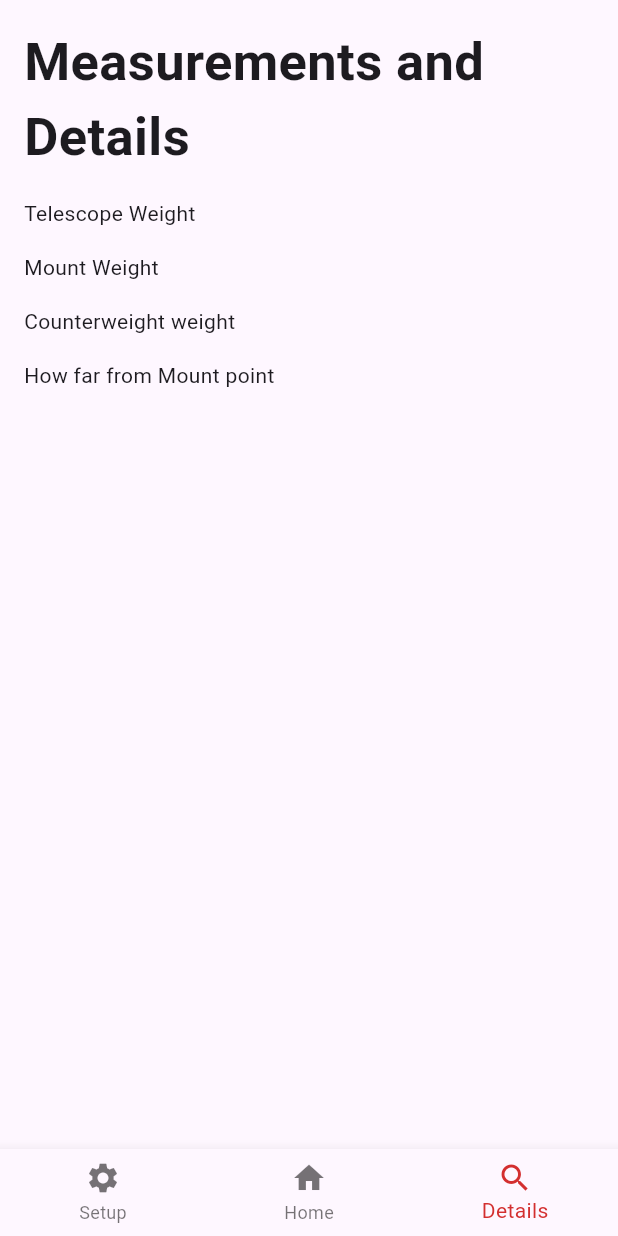
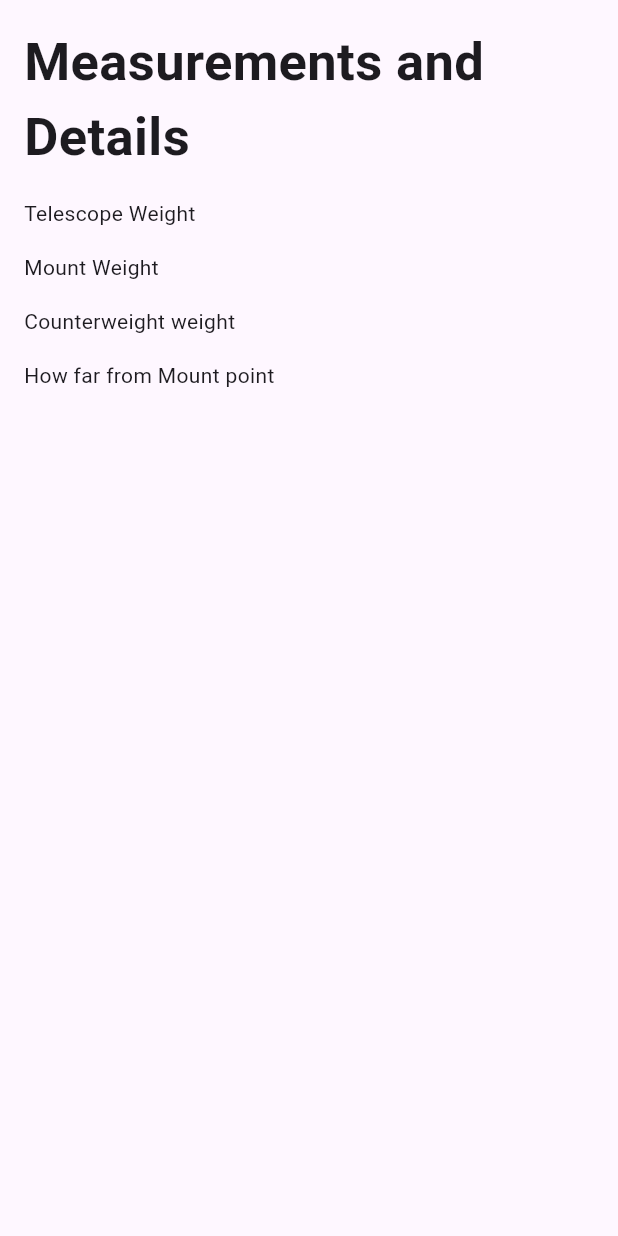
Before and after one commit to tbisch1/BalanceMate, a Flutter app: the DetailsPage screen opened directly, on a phone screen of 412 x 824 dp. Run offline on Flutter 3.47's test engine with Material 3 defaults, Android fonts, the phone set to English and light mode, and no system bars.

```diff
--- a/lib/details_page.dart
+++ b/lib/details_page.dart
@@ -16,9 +16,9 @@ class _DetailsPageState extends State<DetailsPage> {
   }
     @override
     Widget build(BuildContext context) {
-    return Scaffold(
+    return const Scaffold(
       body:
-        const SafeArea(child:
+        SafeArea(child:
           Padding(padding: EdgeInsets.all(16), child:
             Column(
               crossAxisAlignment: CrossAxisAlignment.start,
@@ -36,19 +36,7 @@ class _DetailsPageState extends State<DetailsPage> {
               ],
             )
           )
-        ),
-
-
-
-      bottomNavigationBar: BottomNavigationBar(items: const <BottomNavigationBarItem>[
-          BottomNavigationBarItem(icon: Icon(Icons.settings), label: 'Setup'),
-          BottomNavigationBarItem(icon: Icon(Icons.home), label: 'Home'),
-          BottomNavigationBarItem(icon: Icon(Icons.search), label: 'Details'),
-        ],
-        currentIndex: _selectedIndex,
-        selectedItemColor: Colors.red[700],
-        onTap: _onItemTapped,
-      ),
+        )
     );
   }
 }
--- a/lib/home_page.dart
+++ b/lib/home_page.dart
@@ -48,16 +48,7 @@ class _HomePageState extends State<HomePage> {
                 // )
               ])
             )
-          ),
-      bottomNavigationBar: BottomNavigationBar(items: const <BottomNavigationBarItem>[
-          BottomNavigationBarItem(icon: Icon(Icons.settings), label: 'Setup'),
-          BottomNavigationBarItem(icon: Icon(Icons.home), label: 'Home'),
-          BottomNavigationBarItem(icon: Icon(Icons.search), label: 'Details'),
-        ],
-        currentIndex: _selectedIndex,
-        selectedItemColor: Colors.red[700],
-        onTap: _onItemTapped,
-      ),
+          )
     );
   }
 }
--- a/lib/setup_page.dart
+++ b/lib/setup_page.dart
@@ -56,22 +56,11 @@ class _SetupPageState extends State<SetupPage> {
             ]),
             const SizedBox(height: 16),
             DropdownMenu(dropdownMenuEntries: counterweightOptions),
+            //TODO: Consider adding a button to initiate the calculations here
             ]),
           )
         )
-      ),
-
-
-
-      bottomNavigationBar: BottomNavigationBar(items: const <BottomNavigationBarItem>[
-          BottomNavigationBarItem(icon: Icon(Icons.settings), label: 'Setup'),
-          BottomNavigationBarItem(icon: Icon(Icons.home), label: 'Home'),
-          BottomNavigationBarItem(icon: Icon(Icons.search), label: 'Details'),
-        ],
-        currentIndex: _selectedIndex,
-        selectedItemColor: Colors.red[700],
-        onTap: _onItemTapped,
-      ),
+      )
     );
   }
 }
```
Also changed, not shown: lib/main.dart (+41 -1 lines).
